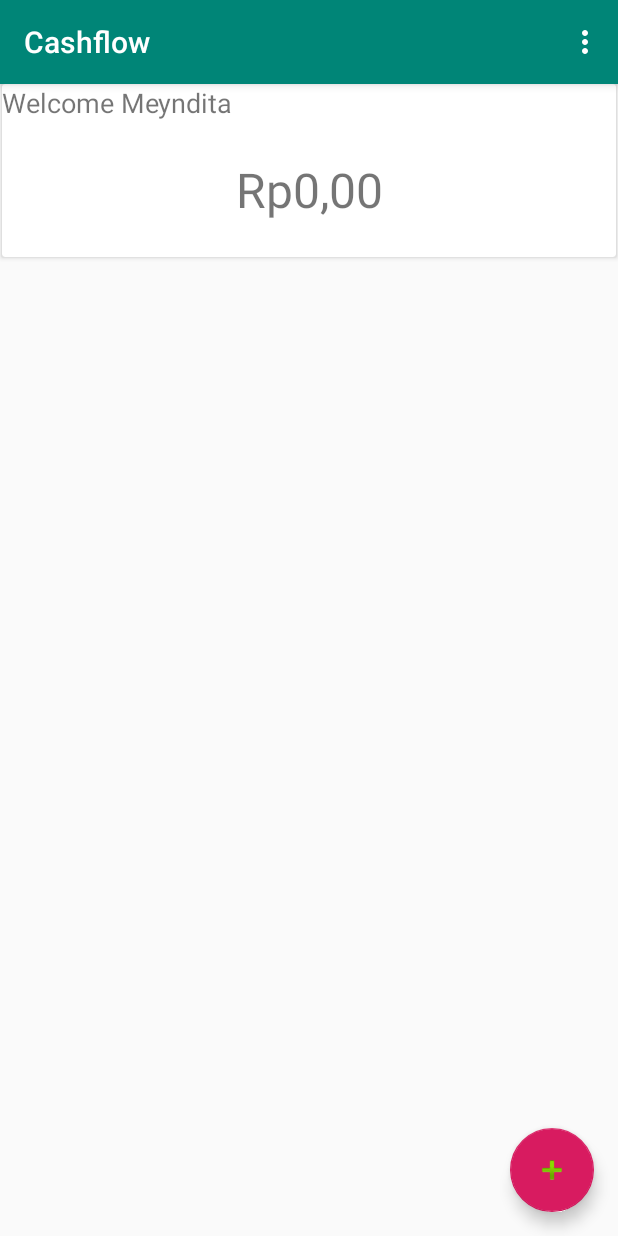
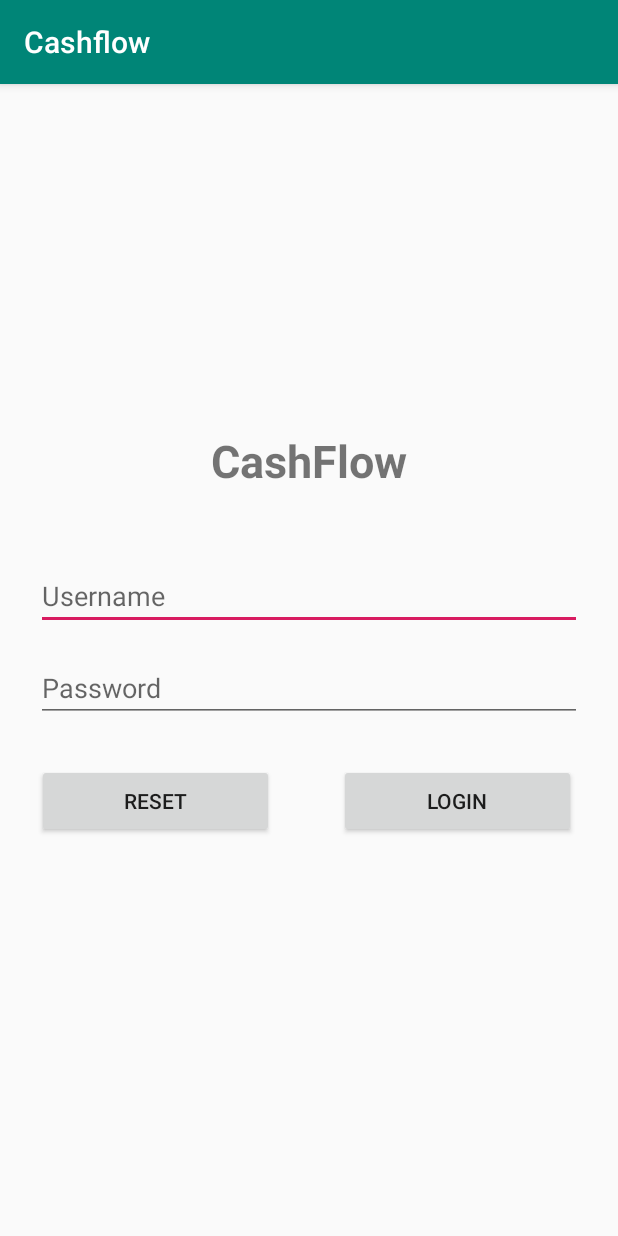
Before and after one commit to Meyndita/Cashflow, an Android app: the screen it shows after launch (MainActivity before the commit, LoginActivity after it), on a phone screen of 412 x 824 dp. Run offline under Robolectric (Android 15) with nearby library versions, the phone set to English and light mode, and no system bars.

```diff
--- a/app/build.gradle
+++ b/app/build.gradle
@@ -29,4 +29,5 @@ dependencies {
     testImplementation 'junit:junit:4.12'
     androidTestImplementation 'androidx.test.ext:junit:1.1.1'
     androidTestImplementation 'androidx.test.espresso:espresso-core:3.2.0'
+    implementation 'androidx.preference:preference:1.1.0'
 }
--- a/app/src/main/java/com/dhanifudin/cashflow/Application.java
+++ b/app/src/main/java/com/dhanifudin/cashflow/Application.java
@@ -1,18 +1,26 @@
 package com.dhanifudin.cashflow;
 
 import com.dhanifudin.cashflow.models.Account;
+import com.dhanifudin.cashflow.models.Session;
 
 public class Application extends android.app.Application {
 
     private static Account account;
+    private static Session session;
+
+    public static Session getSession() {
+        return session;
+    }
+
+    public static Account getAccount() {
+        return account;
+    }
 
     @Override
     public void onCreate() {
         super.onCreate();
         account = new Account("Meyndita");
+        session = new Session(this);
     }
 
-    public static Account getAccount() {
-        return account;
-    }
 }
--- /dev/null
+++ b/app/src/main/java/com/dhanifudin/cashflow/LoginActivity.java
@@ -0,0 +1,57 @@
+package com.dhanifudin.cashflow;
+
+import android.content.Intent;
+import android.os.Bundle;
+import android.view.View;
+import android.widget.EditText;
+
+import androidx.annotation.Nullable;
+import androidx.appcompat.app.AppCompatActivity;
+
+import com.dhanifudin.cashflow.models.Session;
+import com.google.android.material.snackbar.Snackbar;
+
+public class LoginActivity extends AppCompatActivity {
+    private EditText usernameInput;
+    private EditText passwordInput;
+    private Session session;
+
+    @Override
+    protected void onCreate(@Nullable Bundle savedInstanceState) {
+        super.onCreate(savedInstanceState);
+        setContentView(R.layout.activity_login);
+
+        usernameInput = findViewById(R.id.username);
+        passwordInput = findViewById(R.id.password);
+        // binding komponen
+        session = Application.getSession();
+
+        if (session.isKeepUsername()) {
+            usernameInput.setText(session.getUsername());
+        }
+    }
+
+    // click pada tombol reset
+    public void handleReset(View view) {
+        usernameInput.setText("");
+        passwordInput.setText("");
+    }
+
+    //click pada tombol login
+    public void handleLogin(View view) {
+        String username = usernameInput.getText().toString();
+        String password = passwordInput.getText().toString();
+
+        boolean success = session.validate(username, password);
+        if (success) {
+            if (session.isKeepUsername()) {
+                session.setUsername(username);
+            }
+            Intent intent = new Intent(this, MainActivity.class);
+            startActivity(intent);
+            finish();
+        } else {
+            Snackbar.make(view, "Authentication Failed", Snackbar.LENGTH_SHORT).show();
+        }
+    }
+}
--- a/app/src/main/java/com/dhanifudin/cashflow/MainActivity.java
+++ b/app/src/main/java/com/dhanifudin/cashflow/MainActivity.java
@@ -2,11 +2,10 @@ package com.dhanifudin.cashflow;
 
 import android.content.Intent;
 import android.os.Bundle;
-
-import com.dhanifudin.cashflow.adapters.TransactionAdapter;
-import com.dhanifudin.cashflow.models.Account;
-import com.dhanifudin.cashflow.models.Transaction;
-import com.google.android.material.floatingactionbutton.FloatingActionButton;
+import android.view.Menu;
+import android.view.MenuItem;
+import android.view.View;
+import android.widget.TextView;
 
 import androidx.annotation.NonNull;
 import androidx.annotation.Nullable;
@@ -16,10 +15,11 @@ import androidx.recyclerview.widget.ItemTouchHelper;
 import androidx.recyclerview.widget.LinearLayoutManager;
 import androidx.recyclerview.widget.RecyclerView;
 
-import android.view.View;
-import android.view.Menu;
-import android.view.MenuItem;
-import android.widget.TextView;
+import com.dhanifudin.cashflow.adapters.TransactionAdapter;
+import com.dhanifudin.cashflow.models.Account;
+import com.dhanifudin.cashflow.models.Session;
+import com.dhanifudin.cashflow.models.Transaction;
+import com.google.android.material.floatingactionbutton.FloatingActionButton;
 
 import java.text.NumberFormat;
 import java.util.Locale;
@@ -37,6 +37,7 @@ public class MainActivity extends AppCompatActivity
     private RecyclerView transactionsView;
     private TransactionAdapter adapter;
     private Account account;
+    private Session session;
 
     // format tampilan untuk nilai uang
     Locale localeID = new Locale("in", "ID");
@@ -48,19 +49,26 @@ public class MainActivity extends AppCompatActivity
         setContentView(R.layout.activity_main);
         Toolbar toolbar = findViewById(R.id.toolbar);
         setSupportActionBar(toolbar);
+        session = Application.getSession();
 
         welcomeText = findViewById(R.id.text_welcome);
         balanceText = findViewById(R.id.text_balance);
         transactionsView = findViewById(R.id.rv_transactions);
 
+        if (!session.isLoggedIn()) {
+            Intent intent = new Intent(this, LoginActivity.class);
+            startActivity(intent);
+            finish();
+        }
+
         FloatingActionButton fab = findViewById(R.id.fab);
         fab.setOnClickListener(new View.OnClickListener() {
             @Override
             public void onClick(View view) {
-                // TODO: Tambahkan event click fab di sini
                 Intent intent = new Intent(MainActivity.this, SaveActivity.class);
                 intent.putExtra(TRANSACTION_KEY, new Transaction());
                 startActivityForResult(intent, INSERT_REQUEST);
+                // TODO: Tambahkan event click fab di sini
             }
         });
         ItemTouchHelper.SimpleCallback simpleItemTouchCallback = new ItemTouchHelper.SimpleCallback(0, ItemTouchHelper.LEFT | ItemTouchHelper.RIGHT) {
@@ -107,6 +115,14 @@ public class MainActivity extends AppCompatActivity
 
         //noinspection SimplifiableIfStatement
         if (id == R.id.action_settings) {
+            Intent intent = new Intent(this, SettingsActivity.class);
+            startActivity(intent);
+            return true;
+        } else if (id == R.id.action_logout) {
+            session.logout();
+            Intent intent = new Intent(this, LoginActivity.class);
+            startActivity(intent);
+            finish();
             return true;
         }
 
@@ -136,4 +152,11 @@ public class MainActivity extends AppCompatActivity
             balanceText.setText(formatRupiah.format(account.getBalance()));
         }
     }
+
+    public void handleLogout(MenuItem item) {
+        Intent intent = new Intent(this, LoginActivity.class);
+        session.logout();
+        startActivity(intent);
+
+    }
 }
--- a/app/src/main/java/com/dhanifudin/cashflow/SaveActivity.java
+++ b/app/src/main/java/com/dhanifudin/cashflow/SaveActivity.java
@@ -1,6 +1,4 @@
 package com.dhanifudin.cashflow;
-
-import androidx.appcompat.app.AppCompatActivity;
 
 import android.content.Intent;
 import android.os.Bundle;
@@ -8,6 +6,8 @@ import android.view.View;
 import android.widget.EditText;
 import android.widget.RadioGroup;
 import android.widget.Toast;
+
+import androidx.appcompat.app.AppCompatActivity;
 
 import com.dhanifudin.cashflow.models.Transaction;
 
@@ -32,6 +32,7 @@ public class SaveActivity extends AppCompatActivity {
         if (extras != null) {
             item = extras.getParcelable(MainActivity.TRANSACTION_KEY);
             index = extras.getInt(MainActivity.INDEX_KEY, 0);
+
             descriptionInput.setText(item.getDescription());
             amountInput.setText(String.valueOf(item.getAmount()));
 
--- /dev/null
+++ b/app/src/main/java/com/dhanifudin/cashflow/models/Session.java
@@ -0,0 +1,53 @@
+package com.dhanifudin.cashflow.models;
+
+import android.content.Context;
+import android.content.SharedPreferences;
+import android.preference.PreferenceManager;
+
+public class Session {
+    private static final String KEEP_USERNAME_KEY = "key_keep_username";
+    private static final String USERNAME_KEY = "key_username";
+    private static final String TOKEN_KEY = "key_token";
+    private SharedPreferences preferences;
+
+    public Session(Context context) {
+        preferences = PreferenceManager.getDefaultSharedPreferences(context);
+    }
+
+    public boolean isKeepUsername() {
+        return preferences.getBoolean(KEEP_USERNAME_KEY, false);
+    }
+
+    public String getUsername() {
+        return preferences.getString(USERNAME_KEY, null);
+    }
+
+    public void setUsername(String username) {
+        preferences.edit().putString(USERNAME_KEY, username)
+                .apply();
+    }
+
+    public void setSession(String token) {
+        preferences.edit().putString(TOKEN_KEY, token)
+                .apply();
+    }
+
+    public boolean isLoggedIn() {
+        String token = preferences.getString(TOKEN_KEY, null);
+        return (token != null);
+    }
+
+    public boolean validate(String username, String password) {
+        if (username.equals("admin") && password.equals("rahasia")) {
+            setSession(username);
+            return true;
+        }
+        return false;
+    }
+
+    public void logout() {
+        preferences.edit().remove(TOKEN_KEY)
+                .apply();
+    }
+
+}
--- /dev/null
+++ b/app/src/main/res/layout/activity_login.xml
@@ -0,0 +1,90 @@
+<?xml version="1.0" encoding="utf-8"?>
+<androidx.constraintlayout.widget.ConstraintLayout xmlns:android="http://schemas.android.com/apk/res/android"
+    xmlns:app="http://schemas.android.com/apk/res-auto"
+    xmlns:tools="http://schemas.android.com/tools"
+    android:layout_width="match_parent"
+    android:layout_height="match_parent"
+    tools:context=".LoginActivity">
+
+    <EditText
+        android:id="@+id/username"
+        android:layout_width="0dp"
+        android:layout_height="wrap_content"
+        android:layout_marginStart="24dp"
+        android:layout_marginTop="88dp"
+        android:layout_marginEnd="24dp"
+        android:hint="Username"
+        android:selectAllOnFocus="true"
+        app:layout_constraintEnd_toEndOf="parent"
+        app:layout_constraintStart_toStartOf="parent"
+        app:layout_constraintTop_toBottomOf="@+id/loading" />
+
+    <EditText
+        android:id="@+id/password"
+        android:layout_width="0dp"
+        android:layout_height="wrap_content"
+        android:layout_marginStart="24dp"
+        android:layout_marginTop="16dp"
+        android:layout_marginEnd="24dp"
+        android:hint="Password"
+        android:imeActionLabel="@string/action_sign_in_short"
+        android:imeOptions="actionDone"
+        android:inputType="textPassword"
+        android:selectAllOnFocus="true"
+        app:layout_constraintEnd_toEndOf="parent"
+        app:layout_constraintStart_toStartOf="parent"
+        app:layout_constraintTop_toBottomOf="@+id/username" />
+
+    <Button
+        android:id="@+id/reset"
+        android:layout_width="158dp"
+        android:layout_height="49dp"
+        android:layout_gravity="start"
+        android:layout_marginTop="28dp"
+        android:onClick="handleReset"
+        android:text="Reset"
+        app:layout_constraintEnd_toStartOf="@+id/login"
+        app:layout_constraintHorizontal_bias="0.358"
+        app:layout_constraintStart_toStartOf="parent"
+        app:layout_constraintTop_toBottomOf="@+id/password" />
+
+    <Button
+        android:id="@+id/login"
+        android:layout_width="158dp"
+        android:layout_height="49dp"
+        android:layout_gravity="start"
+        android:layout_marginTop="28dp"
+        android:layout_marginEnd="28dp"
+        android:onClick="handleLogin"
+        android:text="Login"
+        app:layout_constraintEnd_toEndOf="parent"
+        app:layout_constraintTop_toBottomOf="@+id/password" />
+
+    <ProgressBar
+        android:id="@+id/loading"
+        android:layout_width="wrap_content"
+        android:layout_height="wrap_content"
+        android:layout_gravity="center"
+        android:layout_marginStart="32dp"
+        android:layout_marginTop="64dp"
+        android:layout_marginEnd="32dp"
+        android:layout_marginBottom="64dp"
+        android:visibility="gone"
+        app:layout_constraintBottom_toBottomOf="parent"
+        app:layout_constraintEnd_toEndOf="@+id/password"
+        app:layout_constraintStart_toStartOf="@+id/password"
+        app:layout_constraintTop_toTopOf="parent"
+        app:layout_constraintVertical_bias="0.3" />
+
+    <TextView
+        android:id="@+id/textView"
+        android:layout_width="wrap_content"
+        android:layout_height="wrap_content"
+        android:text="CashFlow"
+        android:textSize="30dp"
+        android:textStyle="bold"
+        app:layout_constraintEnd_toEndOf="parent"
+        app:layout_constraintStart_toStartOf="parent"
+        app:layout_constraintTop_toTopOf="@+id/loading" />
+
+</androidx.constraintlayout.widget.ConstraintLayout>
--- a/app/src/main/res/menu/menu_main.xml
+++ b/app/src/main/res/menu/menu_main.xml
@@ -10,4 +10,9 @@
         android:title="@string/action_settings"
         app:showAsAction="never"
         />
+    <item
+        android:id="@+id/action_logout"
+        android:orderInCategory="101"
+        android:title="Logout"
+        app:showAsAction="never" />
 </menu>
--- a/app/src/main/res/values/dimens.xml
+++ b/app/src/main/res/values/dimens.xml
@@ -1,3 +1,6 @@
 <resources>
     <dimen name="fab_margin">16dp</dimen>
+    <!-- Default screen margins, per the Android Design guidelines. -->
+    <dimen name="activity_horizontal_margin">16dp</dimen>
+    <dimen name="activity_vertical_margin">16dp</dimen>
 </resources>
```
Also changed, not shown: app/src/main/AndroidManifest.xml (+8 -5 lines), app/src/main/java/com/dhanifudin/cashflow/SettingsActivity.java (added, +13 -0 lines), app/src/main/java/com/dhanifudin/cashflow/SettingsFragment.java (added, +13 -0 lines), app/src/main/res/layout/activity_settings.xml (added, +12 -0 lines), app/src/main/res/values/strings.xml (+9 -0 lines), app/src/main/res/xml/preferences.xml (added, +9 -0 lines).
